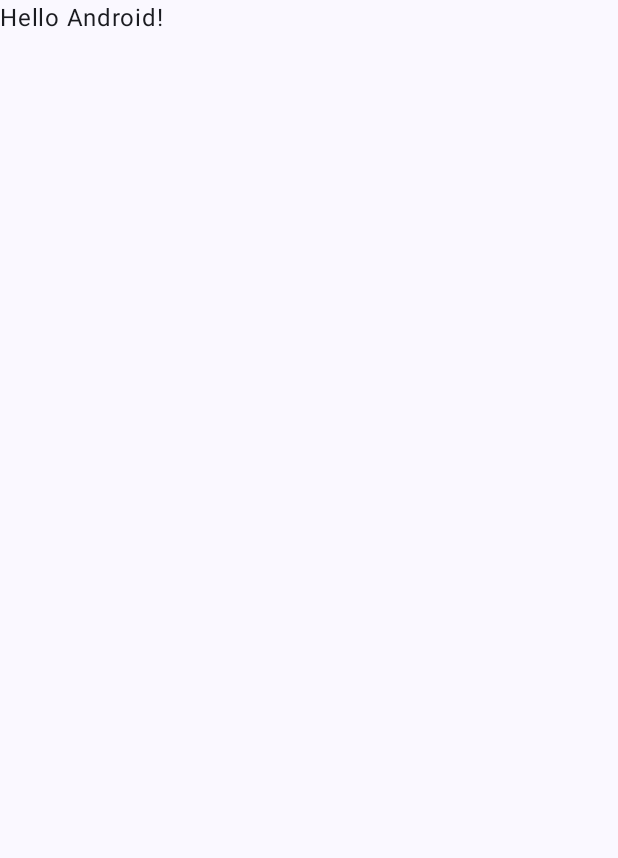
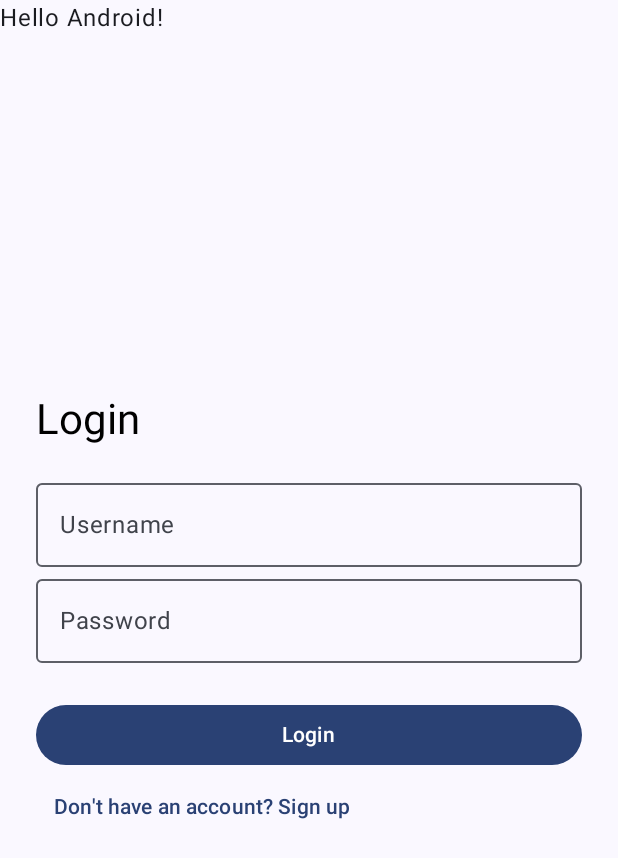
Before and after one commit to Cos229-239/2025_09_Team4, an Android app built with Jetpack Compose: the screen it shows after launch (MainActivity), on a phone screen of 412 x 824 dp. Before the commit the part shown is almost empty. Shown: the top 858 px of the screen. Run offline under Robolectric (Android 15) with nearby library versions, the phone set to English and light mode, and no system bars.

Commit message:
Pulled from main branch and adding commits for login/sign up screen and navigation

```diff
--- a/app/build.gradle.kts
+++ b/app/build.gradle.kts
@@ -46,6 +46,7 @@ dependencies {
     implementation(libs.androidx.compose.ui.graphics)
     implementation(libs.androidx.compose.ui.tooling.preview)
     implementation(libs.androidx.compose.material3)
+    implementation(libs.androidx.navigation.compose)
     testImplementation(libs.junit)
     androidTestImplementation(libs.androidx.junit)
     androidTestImplementation(libs.androidx.espresso.core)
--- a/app/src/main/java/com/kodeco/memeverse/MainActivity.kt
+++ b/app/src/main/java/com/kodeco/memeverse/MainActivity.kt
@@ -11,6 +11,8 @@ import androidx.compose.material3.Text
 import androidx.compose.runtime.Composable
 import androidx.compose.ui.Modifier
 import androidx.compose.ui.tooling.preview.Preview
+import androidx.navigation.compose.rememberNavController
+import com.kodeco.memeverse.navigation.AppNavHost
 import com.kodeco.memeverse.ui.theme.MemeVerseTheme
 
 class MainActivity : ComponentActivity() {
@@ -25,6 +27,8 @@ class MainActivity : ComponentActivity() {
                         modifier = Modifier.padding(innerPadding)
                     )
                 }
+                val navController = rememberNavController()
+                AppNavHost(navController)
             }
         }
     }
--- /dev/null
+++ b/app/src/main/java/com/kodeco/memeverse/models/User.kt
@@ -0,0 +1,6 @@
+package com.kodeco.memeverse.models
+
+data class User(
+    val username: String,
+    val password: String
+)
--- /dev/null
+++ b/app/src/main/java/com/kodeco/memeverse/navigation/AppNavHost.kt
@@ -0,0 +1,16 @@
+package com.kodeco.memeverse.navigation
+
+import androidx.compose.runtime.Composable
+import androidx.navigation.NavHostController
+import androidx.navigation.compose.NavHost
+import androidx.navigation.compose.composable
+import com.kodeco.memeverse.screens.LoginScreen
+import com.kodeco.memeverse.screens.SignupScreen
+
+@Composable
+fun AppNavHost(navController: NavHostController) {
+    NavHost(navController = navController, startDestination = "login") {
+        composable("login") { LoginScreen(navController) }
+        composable("signup") { SignupScreen(navController) }
+    }
+}
--- /dev/null
+++ b/app/src/main/java/com/kodeco/memeverse/screens/LoginScreen.kt
@@ -0,0 +1,53 @@
+package com.kodeco.memeverse.screens
+
+import androidx.compose.foundation.layout.*
+import androidx.compose.material3.*
+import androidx.compose.runtime.*
+import androidx.compose.ui.Modifier
+import androidx.compose.ui.text.input.PasswordVisualTransformation
+import androidx.compose.ui.unit.dp
+import androidx.navigation.NavController
+
+@Composable
+fun LoginScreen(navController: NavController) {
+    var username by remember { mutableStateOf("") }
+    var password by remember { mutableStateOf("") }
+
+    Column(
+        modifier = Modifier
+            .fillMaxSize()
+            .padding(24.dp),
+        verticalArrangement = Arrangement.Center
+    ) {
+        Text("Login", style = MaterialTheme.typography.headlineMedium)
+        Spacer(Modifier.height(16.dp))
+
+        OutlinedTextField(
+            value = username,
+            onValueChange = { username = it },
+            label = { Text("Username") },
+            modifier = Modifier.fillMaxWidth()
+        )
+
+        OutlinedTextField(
+            value = password,
+            onValueChange = { password = it },
+            label = { Text("Password") },
+            visualTransformation = PasswordVisualTransformation(),
+            modifier = Modifier.fillMaxWidth()
+        )
+
+        Spacer(Modifier.height(24.dp))
+
+        Button(
+            onClick = { /* TODO: Handle login */ },
+            modifier = Modifier.fillMaxWidth()
+        ) {
+            Text("Login")
+        }
+
+        TextButton(onClick = { navController.navigate("signup") }) {
+            Text("Don't have an account? Sign up")
+        }
+    }
+}
--- a/gradle/libs.versions.toml
+++ b/gradle/libs.versions.toml
@@ -8,6 +8,7 @@ espressoCore = "3.7.0"
 lifecycleRuntimeKtx = "2.9.3"
 activityCompose = "1.10.1"
 composeBom = "2024.09.00"
+navigationCompose = "2.9.3"
 
 [libraries]
 androidx-core-ktx = { group = "androidx.core", name = "core-ktx", version.ref = "coreKtx" }
@@ -24,6 +25,7 @@ androidx-compose-ui-tooling-preview = { group = "androidx.compose.ui", name = "u
 androidx-compose-ui-test-manifest = { group = "androidx.compose.ui", name = "ui-test-manifest" }
 androidx-compose-ui-test-junit4 = { group = "androidx.compose.ui", name = "ui-test-junit4" }
 androidx-compose-material3 = { group = "androidx.compose.material3", name = "material3" }
+androidx-navigation-compose = { group = "androidx.navigation", name = "navigation-compose", version.ref = "navigationCompose" }
 
 [plugins]
 android-application = { id = "com.android.application", version.ref = "agp" }
```
Also changed, not shown: app/src/main/java/com/kodeco/memeverse/models/AuthViewModel.kt (added, +23 -0 lines), app/src/main/java/com/kodeco/memeverse/screens/SignupScreen.kt (added, +62 -0 lines).
